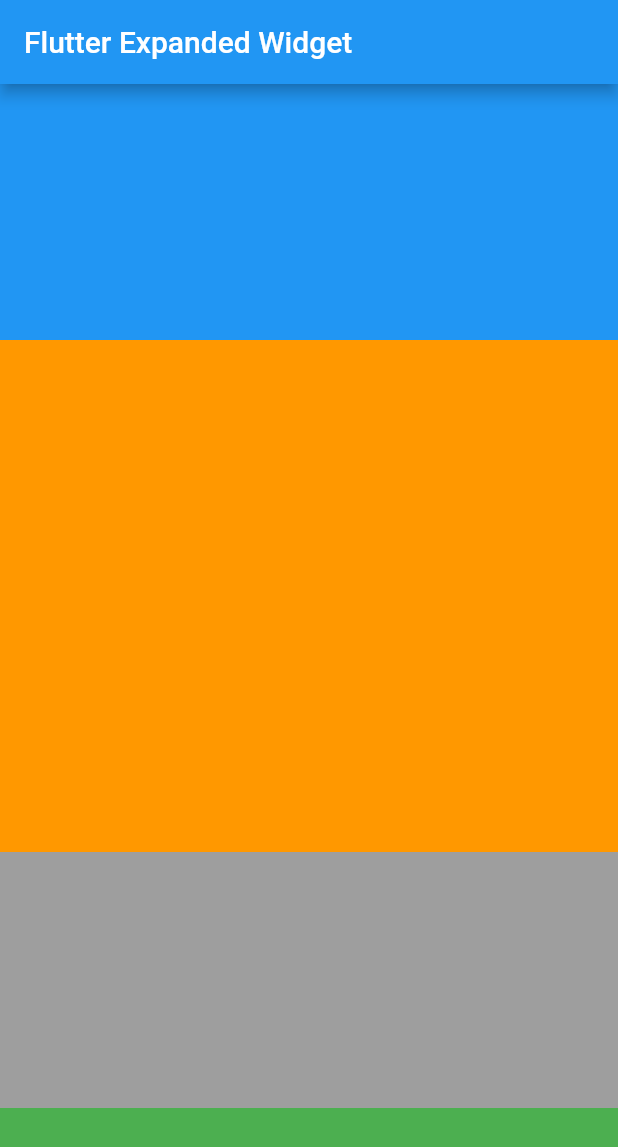
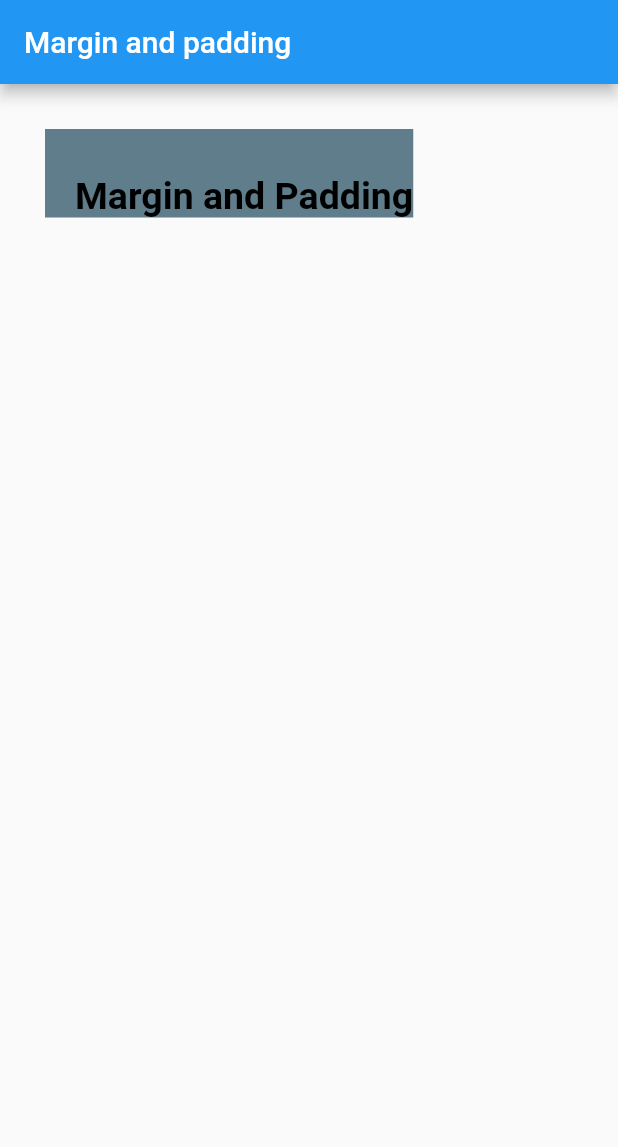
Before and after one commit to KiranKhadd29/practiceFlutter, a Flutter app: the screen it shows after launch, on a phone screen of 412 x 824 dp. Shown: the top 1147 px of the screen. Run offline on Flutter 3.47's test engine with Material 2 defaults, Android fonts, the phone set to English and light mode, and no system bars.

Commit message:
Margin and Padding

```diff
--- a/Sayali Workspace/demoproject/lib/main.dart
+++ b/Sayali Workspace/demoproject/lib/main.dart
@@ -35,7 +35,7 @@ class _MyHomePageState extends State<MyHomePage> {
       appBar: AppBar(
         // Here we take the value from the MyHomePage object that was created by
         // the App.build method, and use it to set our appbar title.
-        title: Text('Flutter Expanded Widget'),
+        title: Text('Margin and padding'),
       ),
       //Flutter container
       /*body:Center(
@@ -463,7 +463,7 @@ class _MyHomePageState extends State<MyHomePage> {
         ],
       ),*/
       //Expanded widget for column
-      body: Column(
+      /*body: Column(
         //mainAxisAlignment: MainAxisAlignment.center,
         children: [
           Expanded(
@@ -498,6 +498,21 @@ class _MyHomePageState extends State<MyHomePage> {
             ),
           ),
         ],
+      ),*/
+      //padding
+      /*body: Padding(
+        //padding: EdgeInsets.only(top: 11,left: 30),
+        padding: EdgeInsets.all(30),
+        child: Text("Margin and Padding",style: TextStyle(fontSize: 25),),
+      ),*/
+      //Margin + padding
+      body: Container(
+        color: Colors.blueGrey,
+          margin: EdgeInsets.all(30),
+          child: Padding(
+            padding: EdgeInsets.only(top: 30,left: 20),
+            child: Text("Margin and Padding",style: TextStyle(fontSize: 25,color: Colors.black,fontWeight: FontWeight.bold),),
+          )
       ),
     );
   }
```
